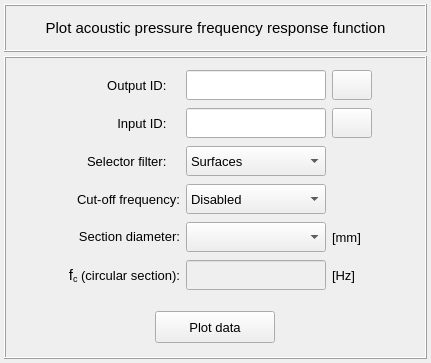
First picture: the form in vibra/interface/data/ui_files/plots/acoustic/acoustic_pressure_frequency_response_function_inputs.ui, repository MOPT-UFSC/VIBRA, before the edit.
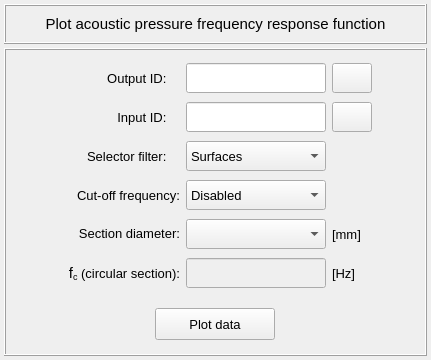
Second picture: the form after the edit. Icons and pictures are not drawn.

Patch:
```diff
--- a/vibra/interface/data/ui_files/plots/acoustic/acoustic_pressure_frequency_response_function_inputs.ui
+++ b/vibra/interface/data/ui_files/plots/acoustic/acoustic_pressure_frequency_response_function_inputs.ui
@@ -7,7 +7,7 @@
     <x>0</x>
     <y>0</y>
     <width>431</width>
-    <height>363</height>
+    <height>360</height>
    </rect>
   </property>
   <property name="sizePolicy">
@@ -19,7 +19,13 @@
   <property name="minimumSize">
    <size>
     <width>0</width>
-    <height>0</height>
+    <height>360</height>
+   </size>
+  </property>
+  <property name="maximumSize">
+   <size>
+    <width>16777215</width>
+    <height>360</height>
    </size>
   </property>
   <property name="windowTitle">
@@ -46,13 +52,13 @@
      <property name="minimumSize">
       <size>
        <width>0</width>
-       <height>48</height>
+       <height>40</height>
       </size>
      </property>
      <property name="maximumSize">
       <size>
        <width>520</width>
-       <height>48</height>
+       <height>40</height>
       </size>
      </property>
      <property name="frameShape">
```
